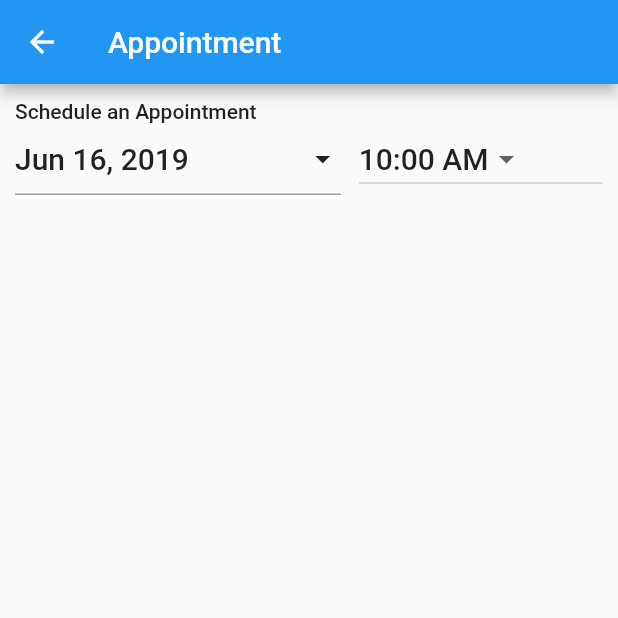
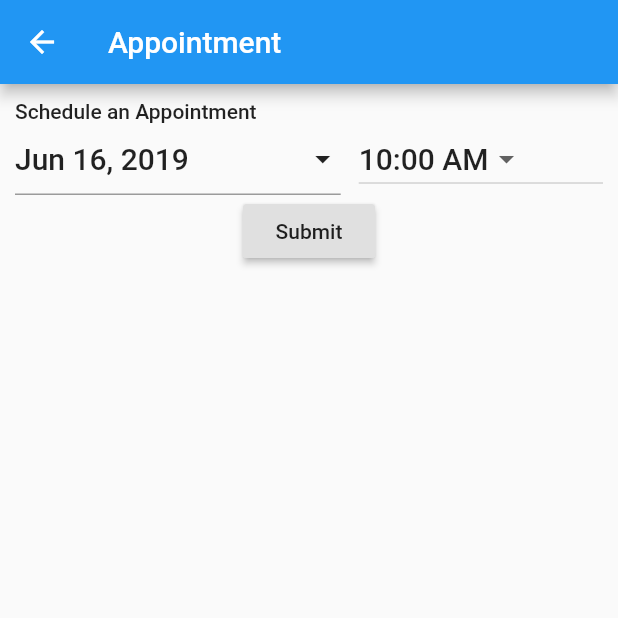
Before and after one commit to alaksej/flutter_only_kids, a Flutter app: the AppointmentPage screen opened directly, on a phone screen of 412 x 824 dp, the top half of it. Run offline on Flutter 3.47's test engine with Material 2 defaults, Android fonts, the phone set to English and light mode, and no system bars; our stand-ins replace bloc, flutter_bloc, rxdart.

Commit message:
add submit button

```diff
--- a/lib/screens/appointment_page.dart
+++ b/lib/screens/appointment_page.dart
@@ -32,6 +32,10 @@ class AppointmentPage extends StatelessWidget {
               selectTime: (TimeOfDay time) {
                 print(time);
               },
+            ),
+            RaisedButton(
+              onPressed: () {},
+              child: Text('Submit'),
             ),
           ],
         ),
```
